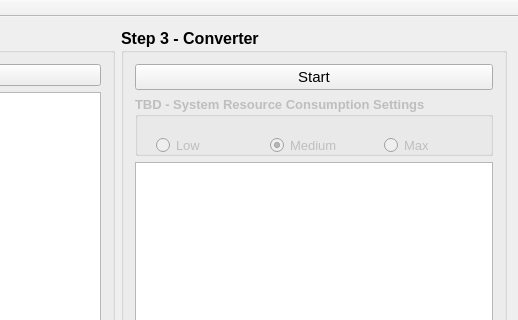
This is mainwindow.ui in jesper/easy-video-converter as Qt 5 draws it before an edit; both pictures show x 282 to 800 and y 0 to 320 of the 800 by 633 pixel window. The edited form follows.
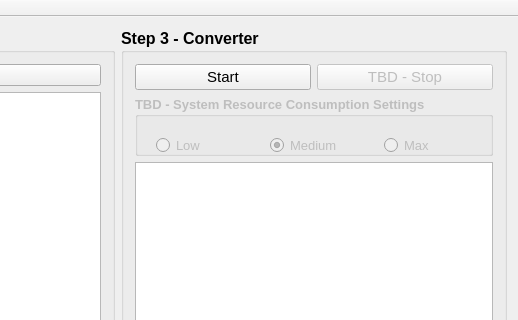
This is the edited form.

What changed in the file:
```diff
--- a/mainwindow.ui
+++ b/mainwindow.ui
@@ -181,10 +181,9 @@
         </property>
         <layout class="QVBoxLayout" name="verticalLayout_4">
          <item>
+          <layout class="QHBoxLayout" name="horizontalLayout_8">
+           <item>
           <widget class="QPushButton" name="pb_start">
-           <property name="enabled">
-            <bool>true</bool>
-           </property>
            <property name="font">
             <font>
              <pointsize>11</pointsize>
@@ -198,6 +197,25 @@
           </widget>
          </item>
          <item>
+            <widget class="QPushButton" name="pb_stop">
+             <property name="enabled">
+              <bool>false</bool>
+             </property>
+             <property name="font">
+              <font>
+               <pointsize>11</pointsize>
+               <weight>50</weight>
+               <bold>false</bold>
+              </font>
+             </property>
+             <property name="text">
+              <string>TBD - Stop</string>
+             </property>
+            </widget>
+           </item>
+          </layout>
+         </item>
+         <item>
           <widget class="QGroupBox" name="groupBox_5">
            <property name="enabled">
             <bool>false</bool>
```
Left out of the diff: 12 changed lines with no effect on the pictures. Lines whose indentation alone changed are shown as unchanged.
